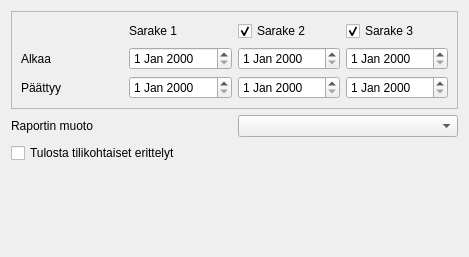
Qt form kitupiikki/raportti/muokattavaraportti.ui (artoh/kitupiikki) before a commit.
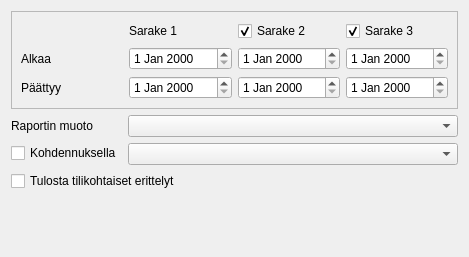
The same form after that commit.

Commit message: KohdennusProxyModelissa parametri

The edit to the form file:
```diff
--- a/kitupiikki/raportti/muokattavaraportti.ui
+++ b/kitupiikki/raportti/muokattavaraportti.ui
@@ -108,8 +108,8 @@
     </widget>
    </item>
    <item>
-    <layout class="QHBoxLayout" name="horizontalLayout">
-     <item>
+    <layout class="QFormLayout" name="formLayout">
+     <item row="0" column="0">
       <widget class="QLabel" name="muotoLabel">
        <property name="text">
         <string>Raportin muoto</string>
@@ -119,9 +119,19 @@
        </property>
       </widget>
      </item>
-     <item>
+     <item row="0" column="1">
       <widget class="QComboBox" name="muotoCombo"/>
      </item>
+     <item row="1" column="0">
+      <widget class="QCheckBox" name="kohdennusCheck">
+       <property name="text">
+        <string>Kohdennuksella</string>
+       </property>
+      </widget>
+     </item>
+     <item row="1" column="1">
+      <widget class="QComboBox" name="kohdennusCombo"/>
+     </item>
     </layout>
    </item>
    <item>
```
The commit also changes 3 other files.
